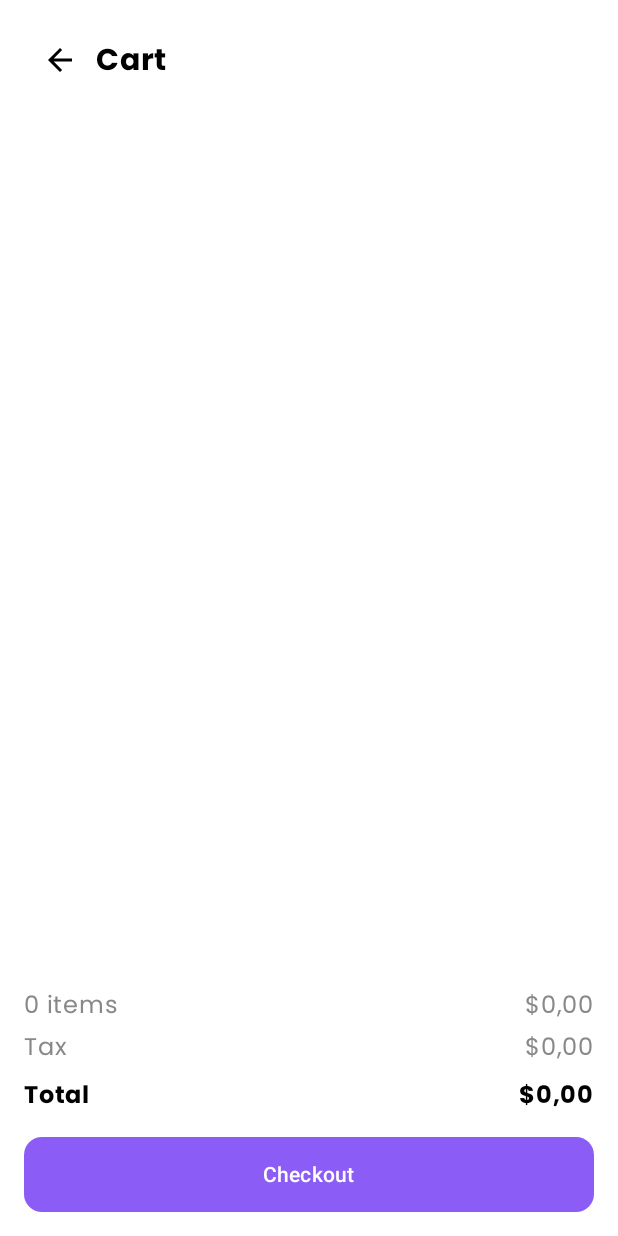
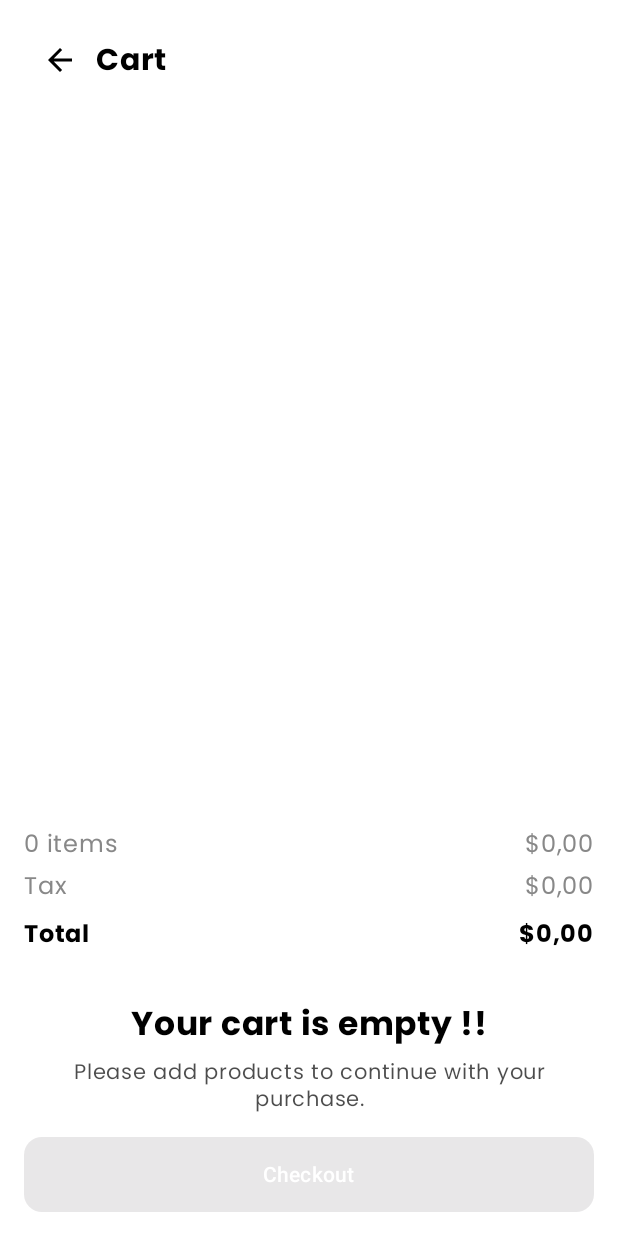
Before and after one commit to PedroJGutierrez/PetshopAppTP3, an Android app built with Jetpack Compose: the CartScreen screen opened through its navigation route, on a phone screen of 412 x 824 dp. Run offline under Robolectric (Android 15) with nearby library versions, the light colour scheme and no system bars; our stand-ins replace Firebase (no records; nobody signed in at launch, a user with empty details on screens opened directly), Room's generated code.

Commit message:
feat: vaciar carrito al volver al inicio despues de realizar el pago

```diff
--- a/app/src/main/java/com/proyecto/petshopapp/NavGraph.kt
+++ b/app/src/main/java/com/proyecto/petshopapp/NavGraph.kt
@@ -7,6 +7,7 @@ import androidx.compose.material3.CircularProgressIndicator
 import androidx.compose.material3.Text
 import androidx.compose.runtime.Composable
 import androidx.compose.runtime.collectAsState
+import androidx.compose.runtime.remember
 import androidx.compose.ui.Alignment
 import androidx.compose.ui.Modifier
 import androidx.lifecycle.viewmodel.compose.viewModel
@@ -19,6 +20,8 @@ import com.proyecto.petshopapp.home.*
 import com.proyecto.petshopapp.login.*
 import com.proyecto.petshopapp.payment.AddPaymentScreen
 import com.proyecto.petshopapp.ui.screens.SelectPaymentMethodScreen
+import androidx.compose.ui.platform.LocalContext
+import com.proyecto.petshopapp.local.DatabaseProvider
 
 
 @Composable
@@ -28,6 +31,10 @@ fun NavigationGraph(
     startDestination: String = "splash"
 ) {
     val productViewModel: ProductViewModel = viewModel()
+    val context = LocalContext.current
+    val db = remember { DatabaseProvider.provideDatabase(context) }
+    val cartViewModel: CartViewModel = viewModel(factory = CartViewModel.Factory(db.cartDao()))
+
 
     NavHost(navController = navController, startDestination = startDestination) {
         composable("splash") {
@@ -72,7 +79,8 @@ fun NavigationGraph(
             SelectPaymentMethodScreen(navController)
         }
         composable("payment_success") {
-            PaymentSuccessScreen(navController)
+            PaymentSuccessScreen(navController = navController,
+                cartViewModel = cartViewModel)
         }
         composable("add_payment_method") {
             AddPaymentScreen(
@@ -86,7 +94,7 @@ fun NavigationGraph(
             FavoritesScreen(navController = navController, loginViewModel = loginViewModel)
         }
         composable("cart") {
-            CartScreen(navController = navController, loginViewModel = loginViewModel)
+            CartScreen(navController = navController, loginViewModel = loginViewModel,cartViewModel = cartViewModel)
         }
         composable(
             "product_detail/{productId}",
--- a/app/src/main/java/com/proyecto/petshopapp/home/CartScreen.kt
+++ b/app/src/main/java/com/proyecto/petshopapp/home/CartScreen.kt
@@ -17,6 +17,7 @@ import androidx.compose.ui.layout.ContentScale
 import androidx.compose.ui.platform.LocalContext
 import androidx.compose.ui.res.painterResource
 import androidx.compose.ui.text.font.FontWeight
+import androidx.compose.ui.text.style.TextAlign
 import androidx.compose.ui.unit.dp
 import androidx.compose.ui.unit.sp
 import androidx.lifecycle.viewmodel.compose.viewModel
@@ -26,7 +27,7 @@ import com.proyecto.petshopapp.local.DatabaseProvider
 import com.proyecto.petshopapp.login.LoginViewModel
 
 @Composable
-fun CartScreen(navController: NavController, loginViewModel: LoginViewModel) {
+fun CartScreen(navController: NavController, loginViewModel: LoginViewModel, cartViewModel: CartViewModel) {
     val context = LocalContext.current
     val db = remember { DatabaseProvider.provideDatabase(context) }
     val cartViewModel: CartViewModel = viewModel(factory = CartViewModel.Factory(db.cartDao()))
@@ -151,12 +152,43 @@ fun CartScreen(navController: NavController, loginViewModel: LoginViewModel) {
 
             Spacer(modifier = Modifier.height(16.dp))
 
+            if (cartItems.isEmpty()) {
+                Column(
+                    modifier = Modifier
+                        .fillMaxWidth()
+                        .padding(vertical = 16.dp),
+                    horizontalAlignment = Alignment.CenterHorizontally
+                ) {
+                    Text(
+                        text = "Your cart is empty !!",
+                        color = Color.Black,
+                        fontWeight = FontWeight.Bold,
+                        fontSize = 22.sp,
+                        textAlign = TextAlign.Center
+                    )
+                    Spacer(modifier = Modifier.height(6.dp))
+                    Text(
+                        text = "Please add products to continue with your purchase.",
+                        color = Color.Black.copy(alpha = 0.7f),
+                        fontWeight = FontWeight.Normal,
+                        fontSize = 14.sp,
+                        textAlign = TextAlign.Center,
+                        letterSpacing = 0.5.sp,
+                        lineHeight = 18.sp,
+                        modifier = Modifier.padding(horizontal = 24.dp)
+                    )
+                }
+            }
+
             Button(
-                onClick = {if (paymentMethods.isEmpty()) {
-                    navController.navigate("add_payment_method")
-                } else {
-                    navController.navigate("select_payment_method")
-                } },
+                onClick = {
+                    if (paymentMethods.isEmpty()) {
+                        navController.navigate("add_payment_method")
+                    } else {
+                        navController.navigate("select_payment_method")
+                    }
+                },
+                enabled = cartItems.isNotEmpty(),
                 modifier = Modifier
                     .fillMaxWidth()
                     .height(50.dp),
```
